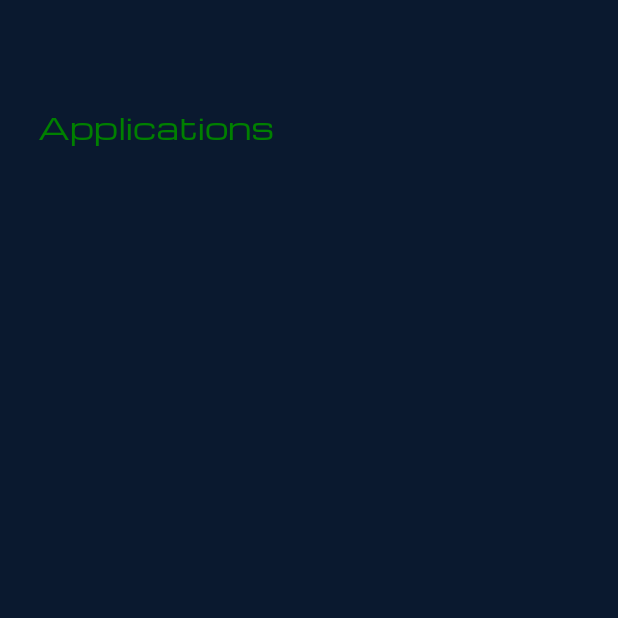
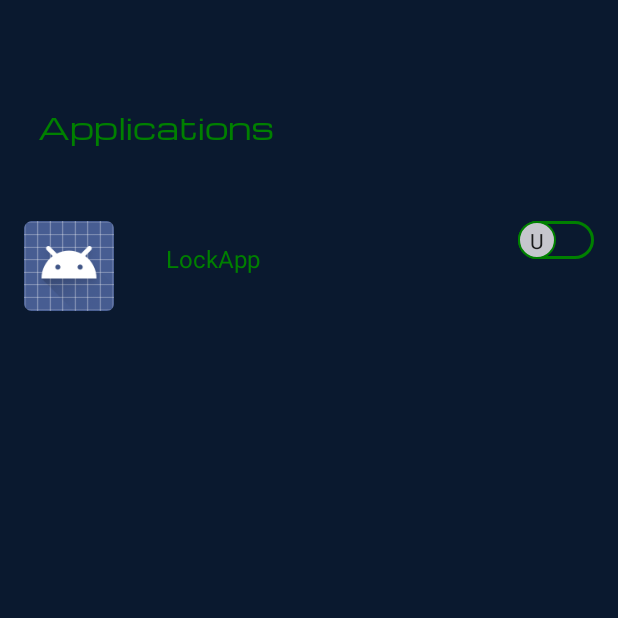
Before and after one commit to dev-muhammadabid/LockApp, an Android app: the ApplicationViewActivity screen opened directly, with no data from a screen before it, on a phone screen of 412 x 824 dp, the top half of it. Run offline under Robolectric (Android 15) with nearby library versions, the phone set to English and light mode, and no system bars.

Commit message:
ADD APPS

```diff
--- a/app/src/main/java/com/example/lockapp/AppItem.java
+++ b/app/src/main/java/com/example/lockapp/AppItem.java
@@ -1,4 +1,37 @@
 package com.example.lockapp;
 
+import android.graphics.drawable.Drawable;
+
 public class AppItem {
+    private Drawable imageDrawable;
+    private String title;
+    private String packageName;
+    private String status;
+
+    public AppItem(Drawable imageDrawable, String title, String packageName, String status) {
+        this.imageDrawable = imageDrawable;
+        this.title = title;
+        this.packageName = packageName;
+        this.status = status;
+    }
+
+    public Drawable getImageDrawable() {
+        return imageDrawable;
+    }
+
+    public String getTitle() {
+        return title;
+    }
+
+    public String getPackageName() {
+        return packageName;
+    }
+
+    public String getStatus() {
+        return status;
+    }
+
+    public void setStatus(String status) {
+        this.status = status;
+    }
 }
--- a/app/src/main/java/com/example/lockapp/ApplicationViewActivity.java
+++ b/app/src/main/java/com/example/lockapp/ApplicationViewActivity.java
@@ -1,14 +1,26 @@
 package com.example.lockapp;
 
+import android.app.ProgressDialog;
+import android.content.Intent;
+import android.content.pm.PackageInfo;
+import android.content.pm.PackageManager;
+import android.graphics.drawable.Drawable;
 import android.os.Bundle;
 
 import androidx.activity.EdgeToEdge;
 import androidx.appcompat.app.AppCompatActivity;
-import androidx.core.graphics.Insets;
-import androidx.core.view.ViewCompat;
-import androidx.core.view.WindowInsetsCompat;
+import androidx.recyclerview.widget.LinearLayoutManager;
+import androidx.recyclerview.widget.RecyclerView;
+
+import java.util.ArrayList;
+import java.util.List;
 
 public class ApplicationViewActivity extends AppCompatActivity {
+
+    RecyclerView recyclerView;
+    List<AppItem> appItemList = new ArrayList<>();
+    ApplicationViewAdapter adapter;
+    ProgressDialog progressDialog;
 
     @Override
     protected void onCreate(Bundle savedInstanceState) {
@@ -16,5 +28,32 @@ public class ApplicationViewActivity extends AppCompatActivity {
         EdgeToEdge.enable(this);
         setContentView(R.layout.activity_application_view);
 
+        recyclerView = findViewById(R.id.app_list);
+        adapter = new ApplicationViewAdapter(appItemList, this);
+        recyclerView.setLayoutManager(new LinearLayoutManager(this));
+        recyclerView.setAdapter(adapter);
+
+        progressDialog = new ProgressDialog(this);
+        progressDialog.setTitle("Fetching Apps");
+        progressDialog.setMessage("Loading");
+        progressDialog.setOnShowListener(dialog -> getInstalledApps());
+        progressDialog.show();
+    }
+
+    private void getInstalledApps() {
+        PackageManager packageManager = getPackageManager();
+        List<PackageInfo> packageInfos = packageManager.getInstalledPackages(0);
+
+        for (PackageInfo packageInfo : packageInfos) {
+            String packageName = packageInfo.packageName;
+            String appName = packageInfo.applicationInfo.loadLabel(packageManager).toString();
+            Drawable appIcon = packageInfo.applicationInfo.loadIcon(packageManager);
+
+            AppItem appItem = new AppItem(appIcon, appName, packageName, "Unlocked");
+            appItemList.add(appItem);
+        }
+
+        adapter.notifyDataSetChanged();
+        progressDialog.dismiss();
     }
 }
--- a/app/src/main/java/com/example/lockapp/ApplicationViewAdapter.java
+++ b/app/src/main/java/com/example/lockapp/ApplicationViewAdapter.java
@@ -1,4 +1,75 @@
 package com.example.lockapp;
 
-public class ApplicationViewAdapter {
+import android.content.Context;
+import android.content.Intent;
+import android.view.LayoutInflater;
+import android.view.View;
+import android.view.ViewGroup;
+import android.widget.ImageView;
+import android.widget.TextView;
+
+import androidx.annotation.NonNull;
+import androidx.appcompat.widget.SwitchCompat;
+import androidx.recyclerview.widget.RecyclerView;
+
+import java.util.List;
+
+public class ApplicationViewAdapter extends RecyclerView.Adapter<ApplicationViewAdapter.ViewHolder> {
+
+    private final List<AppItem> appItemList;
+    private final Context context;
+
+    public ApplicationViewAdapter(List<AppItem> appItemList, Context context) {
+        this.appItemList = appItemList;
+        this.context = context;
+    }
+
+    @NonNull
+    @Override
+    public ViewHolder onCreateViewHolder(@NonNull ViewGroup parent, int viewType) {
+        View view = LayoutInflater.from(parent.getContext()).inflate(R.layout.app_list_item, parent, false);
+        return new ViewHolder(view);
+    }
+
+    @Override
+    public void onBindViewHolder(@NonNull ViewHolder holder, int position) {
+        AppItem item = appItemList.get(position);
+        holder.appLogo.setImageDrawable(item.getImageDrawable());
+        holder.appTitle.setText(item.getTitle());
+        holder.appStatus.setChecked(item.getStatus().equals("Locked"));
+
+        holder.appStatus.setOnCheckedChangeListener((buttonView, isChecked) -> {
+            if (isChecked) {
+                item.setStatus("Locked");
+                // Lock the app
+                Intent lockIntent = new Intent(context, LockActivity.class);
+                lockIntent.putExtra("package_name", item.getPackageName());
+                context.startActivity(lockIntent);
+            } else {
+                item.setStatus("Unlocked");
+                // Unlock the app
+                Intent unlockIntent = new Intent(context, UnlockActivity.class);
+                unlockIntent.putExtra("package_name", item.getPackageName());
+                context.startActivity(unlockIntent);
+            }
+        });
+    }
+
+    @Override
+    public int getItemCount() {
+        return appItemList.size();
+    }
+
+    public static class ViewHolder extends RecyclerView.ViewHolder {
+        ImageView appLogo;
+        TextView appTitle;
+        SwitchCompat appStatus;
+
+        public ViewHolder(@NonNull View itemView) {
+            super(itemView);
+            appLogo = itemView.findViewById(R.id.app_img);
+            appTitle = itemView.findViewById(R.id.app_name);
+            appStatus = itemView.findViewById(R.id.app_status);
+        }
+    }
 }
--- a/app/src/main/res/layout/activity_application_view.xml
+++ b/app/src/main/res/layout/activity_application_view.xml
@@ -24,14 +24,14 @@
         app:layout_constraintVertical_bias="0.08" />
 
     <ScrollView
-        android:id="@+id/scrollView2"
+        android:id="@+id/scrollView"
         android:layout_width="match_parent"
-        android:layout_height="wrap_content"
+        android:layout_height="0dp"
+        android:layout_marginTop="32dp"
         app:layout_constraintBottom_toBottomOf="parent"
         app:layout_constraintEnd_toEndOf="parent"
         app:layout_constraintStart_toStartOf="parent"
-        app:layout_constraintTop_toBottomOf="@+id/appView_text"
-        app:layout_constraintVertical_bias="0.1">
+        app:layout_constraintTop_toBottomOf="@+id/appView_text">
 
         <androidx.constraintlayout.widget.ConstraintLayout
             android:layout_width="match_parent"
@@ -43,10 +43,8 @@
                 android:layout_height="wrap_content"
                 app:layout_constraintBottom_toBottomOf="parent"
                 app:layout_constraintEnd_toEndOf="parent"
-                app:layout_constraintHorizontal_bias="0.5"
                 app:layout_constraintStart_toStartOf="parent"
-                app:layout_constraintTop_toTopOf="parent"
-                app:layout_constraintVertical_bias="0.5" />
+                app:layout_constraintTop_toTopOf="parent" />
 
         </androidx.constraintlayout.widget.ConstraintLayout>
     </ScrollView>
--- a/app/src/main/res/layout/activity_main.xml
+++ b/app/src/main/res/layout/activity_main.xml
@@ -15,7 +15,7 @@
         android:src="@drawable/lockapp"
         app:layout_constraintBottom_toBottomOf="parent"
         app:layout_constraintEnd_toEndOf="parent"
-        app:layout_constraintHorizontal_bias="0.2"
+        app:layout_constraintHorizontal_bias="0.17"
         app:layout_constraintStart_toStartOf="parent"
         app:layout_constraintTop_toTopOf="parent"
         app:layout_constraintVertical_bias="0.1" />
--- a/app/src/main/res/layout/app_list_item.xml
+++ b/app/src/main/res/layout/app_list_item.xml
@@ -3,49 +3,42 @@
     xmlns:app="http://schemas.android.com/apk/res-auto"
     xmlns:tools="http://schemas.android.com/tools"
     android:layout_width="match_parent"
-    android:layout_height="wrap_content">
+    android:layout_height="wrap_content"
+    android:padding="16dp">
 
     <!-- Icons -->
     <ImageView
         android:id="@+id/app_img"
-        android:layout_width="wrap_content"
-        android:layout_height="80dp"
-        app:layout_constraintBottom_toBottomOf="parent"
-        app:layout_constraintEnd_toEndOf="parent"
-        app:layout_constraintHorizontal_bias="0.1"
+        android:layout_width="60dp"
+        android:layout_height="60dp"
+        android:layout_marginEnd="18dp"
         app:layout_constraintStart_toStartOf="parent"
         app:layout_constraintTop_toTopOf="parent"
-        app:layout_constraintVertical_bias="0.03"
         app:srcCompat="@drawable/ic_launcher_foreground" />
 
     <!-- Title -->
+
     <TextView
         android:id="@+id/app_name"
+        android:layout_width="200dp"
+        android:layout_height="wrap_content"
+        android:layout_marginTop="14dp"
+        android:textColor="@color/green"
+        android:textSize="16sp"
+        app:layout_constraintEnd_toStartOf="@+id/app_status"
+        app:layout_constraintStart_toEndOf="@+id/app_img"
+        app:layout_constraintTop_toTopOf="@+id/app_img" />
+
+    <androidx.appcompat.widget.SwitchCompat
+        android:id="@+id/app_status"
         android:layout_width="wrap_content"
         android:layout_height="wrap_content"
-        android:fontFamily="@font/michroma_regular"
-        android:textColor="@color/off_white"
-        android:textSize="16sp"
-        app:layout_constraintBottom_toBottomOf="parent"
-        app:layout_constraintEnd_toEndOf="parent"
-        app:layout_constraintHorizontal_bias="0.1"
-        app:layout_constraintStart_toEndOf="@+id/app_img"
-        app:layout_constraintTop_toTopOf="parent"
-        app:layout_constraintVertical_bias="0.45" />
-
-    <androidx.appcompat.widget.SwitchCompat
-        android:id="@+id/status_btn"
-        android:layout_width="wrap_content"
-        android:layout_height="wrap_content"
+        android:layout_marginStart="16dp"
         android:textOff="U"
         android:textOn="L"
         android:thumb="@drawable/thumbbtn"
-        app:layout_constraintBottom_toBottomOf="parent"
         app:layout_constraintEnd_toEndOf="parent"
-        app:layout_constraintHorizontal_bias="0.8"
-        app:layout_constraintStart_toEndOf="@+id/app_name"
-        app:layout_constraintTop_toTopOf="parent"
-        app:layout_constraintVertical_bias="0.49"
+        app:layout_constraintTop_toTopOf="@+id/app_img"
         app:showText="true"
         app:track="@drawable/trackbtn" />
 
```
Also changed, not shown: app/src/main/AndroidManifest.xml (+27 -4 lines), app/src/main/java/com/example/lockapp/LockActivity.java (added, +19 -0 lines), app/src/main/java/com/example/lockapp/UnlockActivity.java (added, +19 -0 lines).
